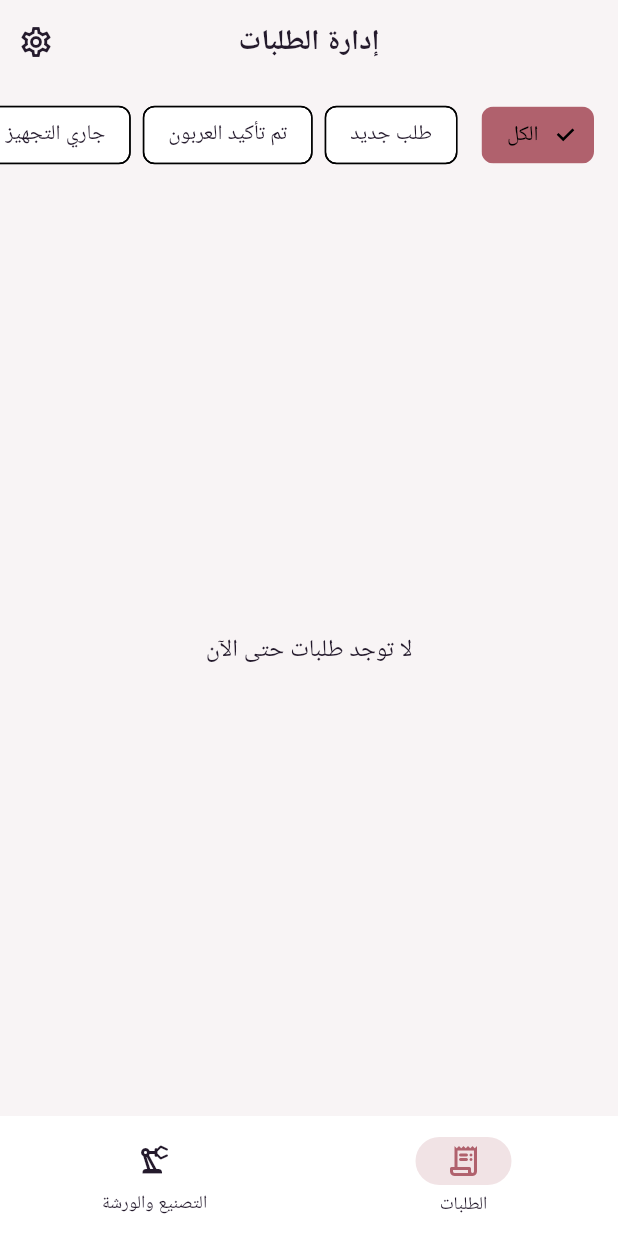
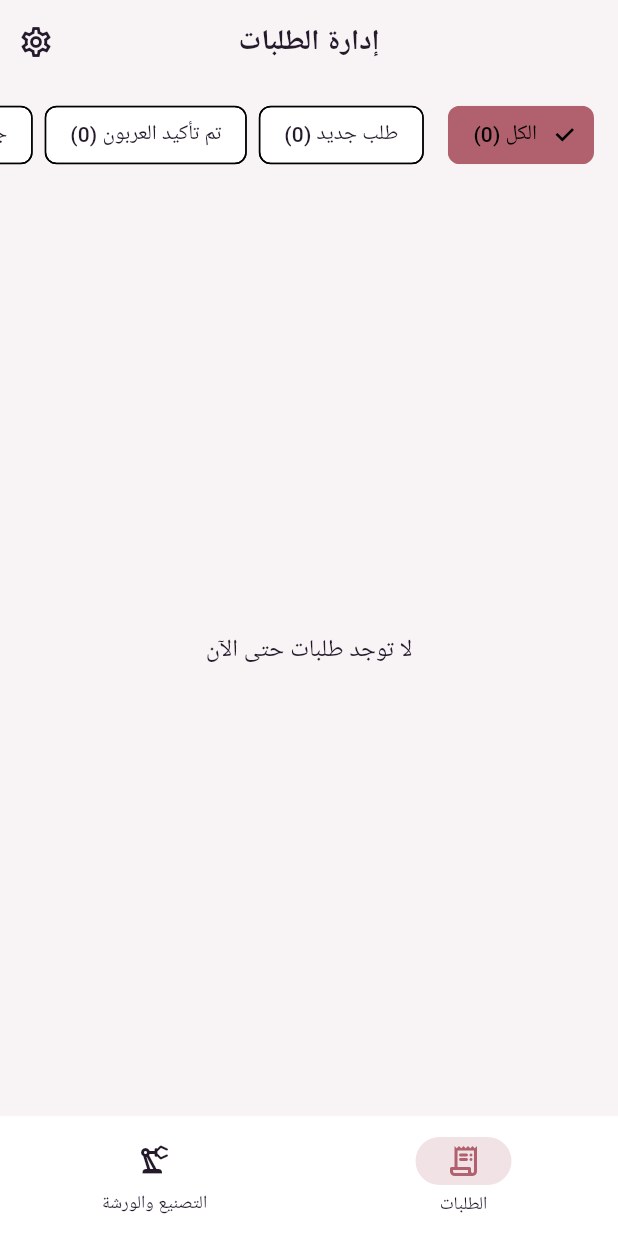
Before and after one commit to shimaakhaled1410-hue/mirrors_admin_app, a Flutter app: the screen it shows after launch, on a phone screen of 412 x 824 dp. Run offline on Flutter 3.47's test engine with Material 3 defaults, Android fonts, the phone set to English and light mode, and no system bars; our stand-ins replace cloud_firestore, firebase_core, flutter_bloc, go_router, google_fonts, shared_preferences; accounts and stored records are empty; generated files the repository leaves out were written again; Roboto replaces fonts that are missing (Cairo).

Commit message:
feat(admin): add status count badges and quick deposit confirmation action

```diff
--- a/lib/presentation/admin/admin_orders_view.dart
+++ b/lib/presentation/admin/admin_orders_view.dart
@@ -1,11 +1,11 @@
 import 'package:flutter/material.dart';
 import 'package:flutter_bloc/flutter_bloc.dart';
-import 'package:mirrors_admin_app/l10n/app_localizations.dart';
-import 'package:mirrors_admin_app/presentation/manager/app_settings/app_settings_cubit.dart';
-import 'package:mirrors_admin_app/presentation/manager/app_settings/app_settings_state.dart';
 import '../../core/utils/whatsapp_helper.dart';
 import '../../data/models/order_ui_model.dart';
 import '../../data/services/orders_firestore_service.dart';
+import '../../l10n/app_localizations.dart';
+import '../manager/app_settings/app_settings_cubit.dart';
+import '../manager/app_settings/app_settings_state.dart';
 import 'widgets/admin_order_card.dart';
 import 'widgets/admin_order_filters_bar.dart';
 import 'widgets/admin_status_sheet.dart';
@@ -20,6 +20,14 @@ class AdminOrdersView extends StatefulWidget {
 class _AdminOrdersViewState extends State<AdminOrdersView> {
   final OrdersFirestoreService _firestoreService = OrdersFirestoreService();
   OrderStatus? _selectedStatus;
+
+  Map<OrderStatus?, int> _calculateCounts(List<OrderUiModel> orders) {
+    final Map<OrderStatus?, int> counts = {null: orders.length};
+    for (final status in OrderStatus.values) {
+      counts[status] = orders.where((o) => o.status == status).length;
+    }
+    return counts;
+  }
 
   void _showStatusSheet(OrderUiModel order) {
     showModalBottomSheet(
@@ -52,18 +60,7 @@ class _AdminOrdersViewState extends State<AdminOrdersView> {
           ),
         ],
       ),
-      body: Column(
-        children: [
-          AdminOrderFiltersBar(
-            selectedFilter: _selectedStatus,
-            onFilterSelected: (status) {
-              setState(() {
-                _selectedStatus = status;
-              });
-            },
-          ),
-          Expanded(
-            child: StreamBuilder<List<OrderUiModel>>(
+      body: StreamBuilder<List<OrderUiModel>>(
         stream: _firestoreService.getAllOrdersStream(),
         builder: (context, snapshot) {
           if (snapshot.connectionState == ConnectionState.waiting) {
@@ -75,22 +72,33 @@ class _AdminOrdersViewState extends State<AdminOrdersView> {
           }
 
           final allOrders = snapshot.data ?? [];
+          final counts = _calculateCounts(allOrders);
           final orders = _selectedStatus == null
               ? allOrders
               : allOrders
                   .where((order) => order.status == _selectedStatus)
                   .toList();
 
-                if (orders.isEmpty) {
-                  return Center(
+          return Column(
+            children: [
+              AdminOrderFiltersBar(
+                selectedFilter: _selectedStatus,
+                onFilterSelected: (status) {
+                  setState(() {
+                    _selectedStatus = status;
+                  });
+                },
+                counts: counts,
+              ),
+              Expanded(
+                child: orders.isEmpty
+                    ? Center(
                         child: Text(
                           l10n.noOrdersYet,
                           style: Theme.of(context).textTheme.titleMedium,
                         ),
-                  );
-                }
-
-                return ListView.separated(
+                      )
+                    : ListView.separated(
                         padding: const EdgeInsets.all(16),
                         itemCount: orders.length,
                         separatorBuilder: (_, _) => const SizedBox(height: 12),
@@ -119,6 +127,10 @@ class _AdminOrdersViewState extends State<AdminOrdersView> {
                               }
                             },
                             onChangeStatus: () => _showStatusSheet(order),
+                            onConfirmDeposit: () async {
+                              await _firestoreService.updateOrderStatus(
+                                order.orderId,
+                                OrderStatus.depositConfirmed,
                               );
                             },
                           );
@@ -126,6 +138,8 @@ class _AdminOrdersViewState extends State<AdminOrdersView> {
                       ),
               ),
             ],
+          );
+        },
       ),
     );
   }
--- a/lib/presentation/admin/widgets/admin_order_filters_bar.dart
+++ b/lib/presentation/admin/widgets/admin_order_filters_bar.dart
@@ -6,16 +6,19 @@ import '../../../../l10n/app_localizations.dart';
 class AdminOrderFiltersBar extends StatelessWidget {
   final OrderStatus? selectedFilter;
   final ValueChanged<OrderStatus?> onFilterSelected;
+  final Map<OrderStatus?, int> counts;
 
   const AdminOrderFiltersBar({
     super.key,
     required this.selectedFilter,
     required this.onFilterSelected,
+    required this.counts,
   });
 
   @override
   Widget build(BuildContext context) {
     final l10n = AppLocalizations.of(context)!;
+    final totalCount = counts[null] ?? 0;
 
     return SingleChildScrollView(
       scrollDirection: Axis.horizontal,
@@ -23,16 +26,17 @@ class AdminOrderFiltersBar extends StatelessWidget {
       child: Row(
         children: [
           ChoiceChip(
-            label: Text(l10n.allOrders),
+            label: Text('${l10n.allOrders} ($totalCount)'),
             selected: selectedFilter == null,
             onSelected: (_) => onFilterSelected(null),
           ),
           const SizedBox(width: 8),
           ...OrderStatus.values.map((status) {
+            final count = counts[status] ?? 0;
             return Padding(
               padding: const EdgeInsets.only(right: 8),
               child: ChoiceChip(
-                label: Text(status.localizedName(l10n)),
+                label: Text('${status.localizedName(l10n)} ($count)'),
                 selected: selectedFilter == status,
                 selectedColor: AppColors.primary.withValues(alpha: 0.15),
                 onSelected: (val) => onFilterSelected(val ? status : null),
```
Also changed, not shown: lib/presentation/admin/widgets/admin_order_card.dart (+22 -1 lines). Lines whose indentation alone changed are shown as unchanged.
